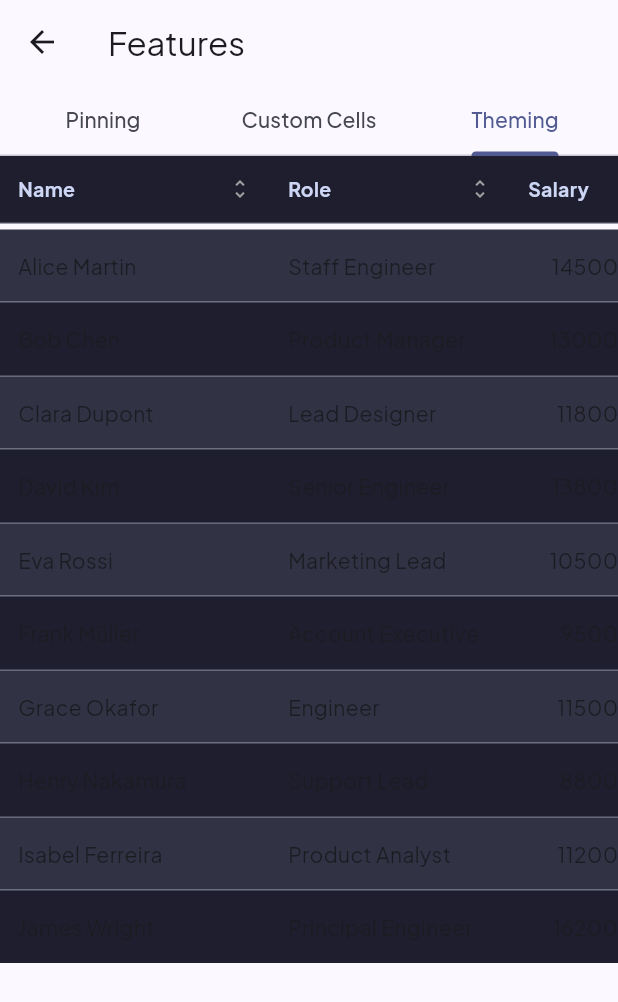
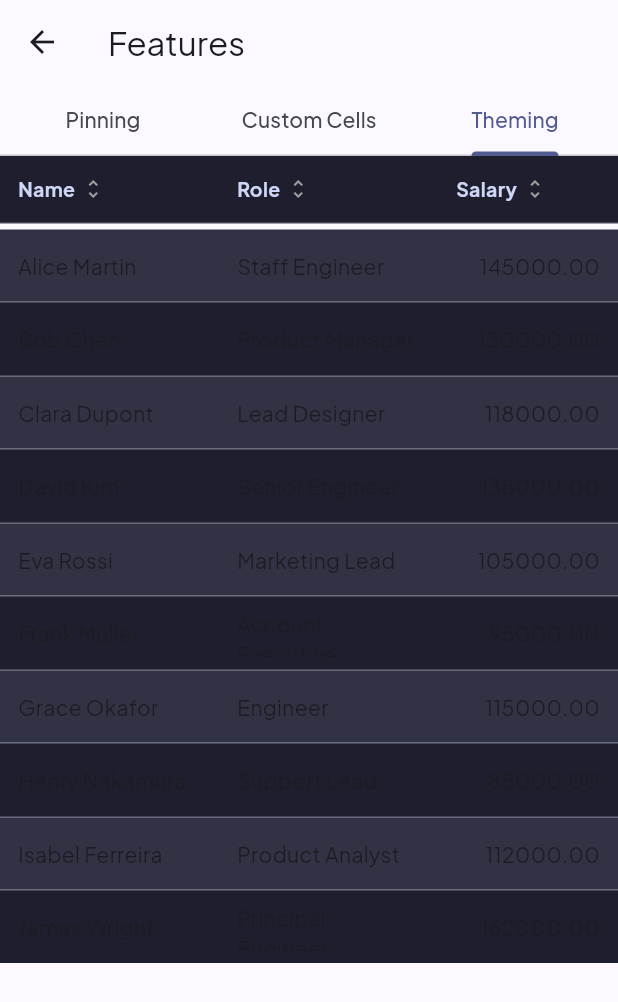
Before and after one commit to loicgeek/flutter_grid, a Flutter app: the FeaturesScreen screen opened directly, tab 3 chosen, on a phone screen of 412 x 824 dp. Shown: the top 1002 px of the screen. Run offline on Flutter 3.47's test engine with Material 3 defaults, Android fonts, the phone set to English and light mode, and no system bars; our stand-ins replace dio, google_fonts, shared_preferences; accounts and stored records are empty.

Commit message:
feat: implement dynamic column width calculation and pass widths to rows and headers

```diff
--- a/flutter_grid_example/lib/screens/features_screen.dart
+++ b/flutter_grid_example/lib/screens/features_screen.dart
@@ -37,12 +37,9 @@ class _FeaturesScreenState extends State<FeaturesScreen>
         ),
       ),
       body: TabBarView(
+        physics: NeverScrollableScrollPhysics(),
         controller: _tabController,
-        children: const [
-          _PinningTab(),
-          _CustomCellsTab(),
-          _ThemingTab(),
-        ],
+        children: const [_PinningTab(), _CustomCellsTab(), _ThemingTab()],
       ),
     );
   }
@@ -65,27 +62,27 @@ class _PinningTabState extends State<_PinningTab> {
           id: 'name',
           accessorFn: (e) => e.name,
           header: 'Name',
-          size: 180,
+          // size: 180,
           enablePinning: true,
         ),
         ColumnDef<Employee, String>.accessor(
           id: 'role',
           accessorFn: (e) => e.role,
           header: 'Role',
-          size: 160,
+          // size: 160,
           enablePinning: true,
         ),
         ColumnDef<Employee, String>.accessor(
           id: 'department',
           accessorFn: (e) => e.department.name,
           header: 'Department',
-          size: 140,
+          // size: 140,
         ),
         ColumnDef<Employee, double>.accessor(
           id: 'salary',
           accessorFn: (e) => e.salary,
           header: 'Salary',
-          size: 120,
+          // size: 120,
           columnType: ColumnType.money,
           textAlignIndex: 1,
         ),
@@ -176,17 +173,17 @@ class _CustomCellsTabState extends State<_CustomCellsTab> {
           id: 'name',
           accessorFn: (e) => e.name,
           header: 'Employee',
-          size: 200,
+          // size: 200,
           cell: (ctx) {
-            final emp =
-                (ctx as CellContext).cell.row.original as Employee;
+            final emp = (ctx as CellContext).cell.row.original as Employee;
             return Row(
               mainAxisSize: MainAxisSize.min,
               children: [
                 CircleAvatar(
                   radius: 14,
-                  backgroundColor:
-                      _deptColor(emp.department).withValues(alpha: 0.2),
+                  backgroundColor: _deptColor(
+                    emp.department,
+                  ).withValues(alpha: 0.2),
                   child: Text(
                     emp.name[0],
                     style: TextStyle(
@@ -202,12 +199,16 @@ class _CustomCellsTabState extends State<_CustomCellsTab> {
                     crossAxisAlignment: CrossAxisAlignment.start,
                     mainAxisAlignment: MainAxisAlignment.center,
                     children: [
-                      Text(emp.name,
+                      Text(
+                        emp.name,
                         style: const TextStyle(fontWeight: FontWeight.w600),
-                          overflow: TextOverflow.ellipsis),
-                      Text(emp.email,
+                        overflow: TextOverflow.ellipsis,
+                      ),
+                      Text(
+                        emp.email,
                         style: const TextStyle(fontSize: 11),
-                          overflow: TextOverflow.ellipsis),
+                        overflow: TextOverflow.ellipsis,
+                      ),
                     ],
                   ),
                 ),
@@ -219,13 +220,11 @@ class _CustomCellsTabState extends State<_CustomCellsTab> {
           id: 'dept',
           accessorFn: (e) => e.department.name,
           header: 'Department',
-          size: 130,
+          // size: 130,
           cell: (ctx) {
-            final emp =
-                (ctx as CellContext).cell.row.original as Employee;
+            final emp = (ctx as CellContext).cell.row.original as Employee;
             return Container(
-              padding:
-                  const EdgeInsets.symmetric(horizontal: 8, vertical: 2),
+              padding: const EdgeInsets.symmetric(horizontal: 8, vertical: 2),
               decoration: BoxDecoration(
                 color: _deptColor(emp.department).withValues(alpha: 0.15),
                 borderRadius: BorderRadius.circular(12),
@@ -245,7 +244,7 @@ class _CustomCellsTabState extends State<_CustomCellsTab> {
           id: 'perf',
           accessorFn: (e) => e.performance,
           header: 'Performance',
-          size: 150,
+          // size: 150,
           cell: (ctx) {
             final value = (ctx as CellContext).cell.value as double? ?? 0.0;
             final color = value >= 0.9
@@ -267,11 +266,14 @@ class _CustomCellsTabState extends State<_CustomCellsTab> {
                   ),
                 ),
                 const SizedBox(width: 6),
-                Text('${(value * 100).round()}%',
+                Text(
+                  '${(value * 100).round()}%',
                   style: TextStyle(
                     fontSize: 11,
                     fontWeight: FontWeight.w600,
-                        color: color)),
+                    color: color,
+                  ),
+                ),
               ],
             );
           },
@@ -280,13 +282,15 @@ class _CustomCellsTabState extends State<_CustomCellsTab> {
           id: 'active',
           accessorFn: (e) => e.isActive,
           header: 'Status',
-          size: 90,
+          // size: 90,
           textAlignIndex: 2,
           cell: (ctx) {
             final active = (ctx as CellContext).cell.value as bool? ?? false;
             return Chip(
-              label: Text(active ? 'Active' : 'Inactive',
-                  style: const TextStyle(fontSize: 11)),
+              label: Text(
+                active ? 'Active' : 'Inactive',
+                style: const TextStyle(fontSize: 11),
+              ),
               backgroundColor: active
                   ? Colors.green.withValues(alpha: 0.15)
                   : Colors.grey.withValues(alpha: 0.15),
@@ -354,13 +358,13 @@ class _ThemingTabState extends State<_ThemingTab> {
           id: 'name',
           accessorFn: (e) => e.name,
           header: 'Name',
-          size: 180,
+          // size: 180,
         ),
         ColumnDef<Employee, String>.accessor(
           id: 'role',
           accessorFn: (e) => e.role,
           header: 'Role',
-          size: 160,
+          // size: 160,
         ),
         ColumnDef<Employee, double>.accessor(
           id: 'salary',
@@ -396,16 +400,13 @@ class _ThemingTabState extends State<_ThemingTab> {
           fontWeight: FontWeight.w700,
           fontSize: 13,
         ),
-        cellTextStyle: const TextStyle(
-          color: Color(0xFFCDD6F4),
-          fontSize: 13,
-        ),
+        cellTextStyle: const TextStyle(color: Color(0xFFCDD6F4), fontSize: 13),
         rowHeight: 48,
         headerHeight: 44,
       ),
       child: FlutterGrid<Employee>(
         controller: _controller,
-        fillWidth: true,
+        fillWidth: false,
         showToolbar: false,
         showFilterBar: false,
         showPagination: false,
--- a/packages/grid_core/lib/src/models/row_model.dart
+++ b/packages/grid_core/lib/src/models/row_model.dart
@@ -7,7 +7,7 @@ class ColumnInfo<T, V> {
   final bool isVisible;
   final bool isPinnedLeft;
   final bool isPinnedRight;
-  final double effectiveWidth;
+  final double? effectiveWidth;
   final int orderIndex;
 
   const ColumnInfo({
@@ -16,7 +16,7 @@ class ColumnInfo<T, V> {
     required this.isVisible,
     required this.isPinnedLeft,
     required this.isPinnedRight,
-    required this.effectiveWidth,
+    this.effectiveWidth,
     required this.orderIndex,
   });
 
--- a/packages/grid_ui/lib/src/slots/grid_data_row.dart
+++ b/packages/grid_ui/lib/src/slots/grid_data_row.dart
@@ -13,6 +13,7 @@ class GridDataRow<T> extends StatefulWidget {
   final bool isStriped;
   final double? rowHeight;
   final ScrollController? scrollController;
+  final Map<String, num>? columnWidths;
 
   /// Fire [HapticFeedback.lightImpact] when this row transitions to selected.
   final bool enableHapticFeedback;
@@ -29,6 +30,7 @@ class GridDataRow<T> extends StatefulWidget {
     this.isStriped = false,
     this.rowHeight,
     this.scrollController,
+    this.columnWidths,
     this.enableHapticFeedback = false,
     this.onTap,
     this.onDoubleTap,
@@ -71,9 +73,12 @@ class _GridDataRowState<T> extends State<GridDataRow<T>> {
     // Calculate left offsets
     final leftOffsets = <int, double>{};
     double currentOffset = 0;
+
     for (int i = 0; i < widget.visibleColumns.length; i++) {
       leftOffsets[i] = currentOffset;
-      currentOffset += widget.visibleColumns[i].effectiveWidth;
+      currentOffset += widget.columnWidths?[widget.visibleColumns[i].id] ??
+          widget.visibleColumns[i].effectiveWidth ??
+          theme.defaultColumnWidth;
     }
     final totalWidth = currentOffset;
 
@@ -126,7 +131,10 @@ class _GridDataRowState<T> extends State<GridDataRow<T>> {
                 Widget content = Semantics(
                   label: '${col.def.header ?? col.id}: ${cell.value}',
                   child: SizedBox(
-                    width: col.effectiveWidth,
+                    width: (widget.columnWidths?[col.id] ??
+                            col.effectiveWidth ??
+                            theme.defaultColumnWidth)
+                        .toDouble(),
                     height: widget.rowHeight ?? theme.rowHeight,
                     child: Align(
                       alignment: textAlign == TextAlign.right
--- a/packages/grid_ui/lib/src/slots/grid_header_row.dart
+++ b/packages/grid_ui/lib/src/slots/grid_header_row.dart
@@ -13,12 +13,15 @@ class GridHeaderRow<T> extends StatelessWidget {
   /// Visible columns in display order, used to compute widths for span headers.
   final List<ColumnInfo<T, Object?>> visibleColumns;
 
+  final Map<String, num>? columnWidths;
+
   const GridHeaderRow({
     super.key,
     required this.group,
     required this.controller,
     required this.visibleColumns,
     this.scrollController,
+    this.columnWidths,
   });
 
   @override
@@ -31,7 +34,8 @@ class GridHeaderRow<T> extends StatelessWidget {
     double currentOffset = 0;
     for (int i = 0; i < visibleColumns.length; i++) {
       leftOffsets[i] = currentOffset;
-      currentOffset += visibleColumns[i].effectiveWidth;
+      currentOffset +=
+          columnWidths?[visibleColumns[i].id] ?? theme.defaultColumnWidth;
     }
     final totalWidth = currentOffset;
 
@@ -45,8 +49,7 @@ class GridHeaderRow<T> extends StatelessWidget {
         final sorting = controller.state.sorting;
         final sortEntry =
             sorting.where((s) => s.columnId == col.id).firstOrNull;
-        final sortIndex =
-            sortEntry == null ? null : sorting.indexOf(sortEntry);
+        final sortIndex = sortEntry == null ? null : sorting.indexOf(sortEntry);
 
         String sortLabel = '';
         if (sortEntry != null) {
@@ -65,24 +68,27 @@ class GridHeaderRow<T> extends StatelessWidget {
           headerContent = col.def.headerWidget!(hCtx) as Widget;
         } else {
           headerContent = Row(
+            mainAxisSize: MainAxisSize.min,
             children: [
               if (col.def.headerIcon != null) ...[
                 col.def.headerIcon as Widget,
                 const SizedBox(width: 4),
               ],
-              Expanded(
+              Flexible(
                 child: Text(
                   col.def.header ?? col.id,
                   style: theme.headerTextStyle,
                   overflow: TextOverflow.ellipsis,
                 ),
               ),
-              if (col.def.enableSorting)
+              if (col.def.enableSorting) ...[
+                const SizedBox(width: 4),
                 GridSortIndicator(
                   isAscending: sortEntry != null && !sortEntry.descending,
                   isDescending: sortEntry != null && sortEntry.descending,
                   sortIndex: sortIndex,
                 ),
+              ],
             ],
           );
         }
@@ -95,7 +101,10 @@ class GridHeaderRow<T> extends StatelessWidget {
                 ? () => controller.toggleSort(col.id)
                 : null,
             child: SizedBox(
-              width: col.effectiveWidth,
+              width: (columnWidths?[col.id] ??
+                      col.effectiveWidth ??
+                      theme.defaultColumnWidth)
+                  .toDouble(),
               height: theme.headerHeight,
               child: Padding(
                 padding: theme.headerPadding,
@@ -117,9 +126,8 @@ class GridHeaderRow<T> extends StatelessWidget {
             animation: scrollController!,
             builder: (context, child) {
               double offset = leftOffsets[i]!;
-              final scrollOffset = scrollController!.hasClients
-                  ? scrollController!.offset
-                  : 0.0;
+              final scrollOffset =
+                  scrollController!.hasClients ? scrollController!.offset : 0.0;
 
               BoxShadow? shadow;
               if (col.isPinnedLeft) {
@@ -170,7 +178,8 @@ class GridHeaderRow<T> extends StatelessWidget {
         final end =
             (visibleCursor + header.colSpan).clamp(0, visibleColumns.length);
         for (int i = visibleCursor; i < end; i++) {
-          width += visibleColumns[i].effectiveWidth;
+          width +=
+              columnWidths?[visibleColumns[i].id] ?? theme.defaultColumnWidth;
         }
         visibleCursor = end;
 
--- a/packages/grid_ui/lib/src/widgets/grid_data_table.dart
+++ b/packages/grid_ui/lib/src/widgets/grid_data_table.dart
@@ -55,6 +55,7 @@ class _GridDataTableState<T> extends State<GridDataTable<T>> {
   late List<RowModel<T>> _rows;
 
   static const _animDuration = Duration(milliseconds: 250);
+  Map<String, num> columnWidths = {};
 
   @override
   void initState() {
@@ -130,7 +131,8 @@ class _GridDataTableState<T> extends State<GridDataTable<T>> {
         _rows.removeAt(i);
         _listKey.currentState?.removeItem(
           i,
-          (ctx, anim) => _buildRow(removed, i, animation: anim),
+          (ctx, anim) => _buildRow(removed, i,
+              animation: anim, columnWidths: columnWidths),
           duration: _animDuration,
         );
       }
@@ -152,12 +154,16 @@ class _GridDataTableState<T> extends State<GridDataTable<T>> {
   }
 
   Widget _buildRow(RowModel<T> row, int index,
-      {Animation<double>? animation, bool? isLastRow}) {
+      {Animation<double>? animation,
+      bool? isLastRow,
+      required Map<String, num> columnWidths}) {
     final theme = GridTheme.of(context);
     final visibleCols = widget.table.visibleColumns;
 
     Widget child = Column(
       mainAxisSize: MainAxisSize.min,
+      crossAxisAlignment: CrossAxisAlignment.start,
+      mainAxisAlignment: MainAxisAlignment.start,
       children: [
         GridDataRow<T>(
           row: row,
@@ -170,6 +176,7 @@ class _GridDataTableState<T> extends State<GridDataTable<T>> {
           onTap: widget.onRowTap,
           onDoubleTap: widget.onRowDoubleTap,
           onLongPress: widget.onRowLongPress,
+          columnWidths: columnWidths,
         ),
         if (widget.showColumnBorders && isLastRow == false)
           Divider(
@@ -195,20 +202,23 @@ class _GridDataTableState<T> extends State<GridDataTable<T>> {
     final theme = GridTheme.of(context);
     final visibleCols = widget.table.visibleColumns;
 
-    final totalWidth = visibleCols.fold<double>(
-      0,
-      (sum, col) => sum + col.effectiveWidth,
-    );
-
     return LayoutBuilder(
       builder: (context, constraints) {
-        final effectiveWidth = widget.fillWidth
-            ? math.max(totalWidth, constraints.maxWidth)
-            : totalWidth;
+        double availableWidth = constraints.maxWidth;
+
+        columnWidths = widget.controller.resolveColumnWidths(availableWidth);
 
         final headerHeight = widget.table.headerGroups.length *
                 GridTheme.of(context).headerHeight +
             5;
+        final totalWidth = columnWidths.values.fold<double>(
+          0,
+          (a, b) => a + b,
+        );
+
+        final effectiveWidth = widget.fillWidth
+            ? math.max(totalWidth, constraints.maxWidth)
+            : totalWidth;
 
         return ScrollConfiguration(
           behavior: NoBackGestureScrollBehavior(),
@@ -225,12 +235,15 @@ class _GridDataTableState<T> extends State<GridDataTable<T>> {
                       minHeight: headerHeight,
                       maxHeight: headerHeight,
                       child: Column(
+                        crossAxisAlignment: CrossAxisAlignment.start,
+                        mainAxisAlignment: MainAxisAlignment.start,
                         children: [
                           ...widget.table.headerGroups
                               .map((group) => GridHeaderRow<T>(
                                     group: group,
                                     controller: widget.controller,
                                     visibleColumns: visibleCols,
+                                    columnWidths: columnWidths,
                                     scrollController: _horizontalController,
                                   )),
                           if (widget.showColumnBorders)
@@ -248,14 +261,17 @@ class _GridDataTableState<T> extends State<GridDataTable<T>> {
                       delegate: SliverChildBuilderDelegate(
                         (context, index) => _buildRow(
                             widget.table.topPinnedRows[index], index,
-                            isLastRow: widget.table.topPinnedRows.length - 1 == index),
+                            isLastRow:
+                                widget.table.topPinnedRows.length - 1 == index,
+                            columnWidths: columnWidths),
                         childCount: widget.table.topPinnedRows.length,
                       ),
                     ),
                   SliverList(
                     delegate: SliverChildBuilderDelegate(
                       (context, index) => _buildRow(_rows[index], index,
-                          isLastRow: _rows.length - 1 == index),
+                          isLastRow: _rows.length - 1 == index,
+                          columnWidths: columnWidths),
                       childCount: _rows.length,
                     ),
                   ),
@@ -264,13 +280,17 @@ class _GridDataTableState<T> extends State<GridDataTable<T>> {
                       delegate: SliverChildBuilderDelegate(
                         (context, index) => _buildRow(
                             widget.table.bottomPinnedRows[index], index,
-                            isLastRow: widget.table.bottomPinnedRows.length - 1 == index),
+                            isLastRow:
+                                widget.table.bottomPinnedRows.length - 1 ==
+                                    index,
+                            columnWidths: columnWidths),
                         childCount: widget.table.bottomPinnedRows.length,
                       ),
                     ),
                   SliverToBoxAdapter(
                     child: widget.slots?.aggregationFooter != null
-                        ? widget.slots!.aggregationFooter!(context, widget.table)
+                        ? widget.slots!.aggregationFooter!(
+                            context, widget.table)
                         : const SizedBox.shrink(),
                   ),
                 ],
```
Also changed, not shown: flutter_grid_example/lib/screens/neero_clients_screen.dart (+17 -11 lines), packages/grid_core/lib/src/controller/grid_controller.dart (+27 -2 lines), packages/grid_ui/lib/src/slots/grid_aggregation_footer.dart (+15 -3 lines), 1 other file. Lines whose indentation alone changed are shown as unchanged.
